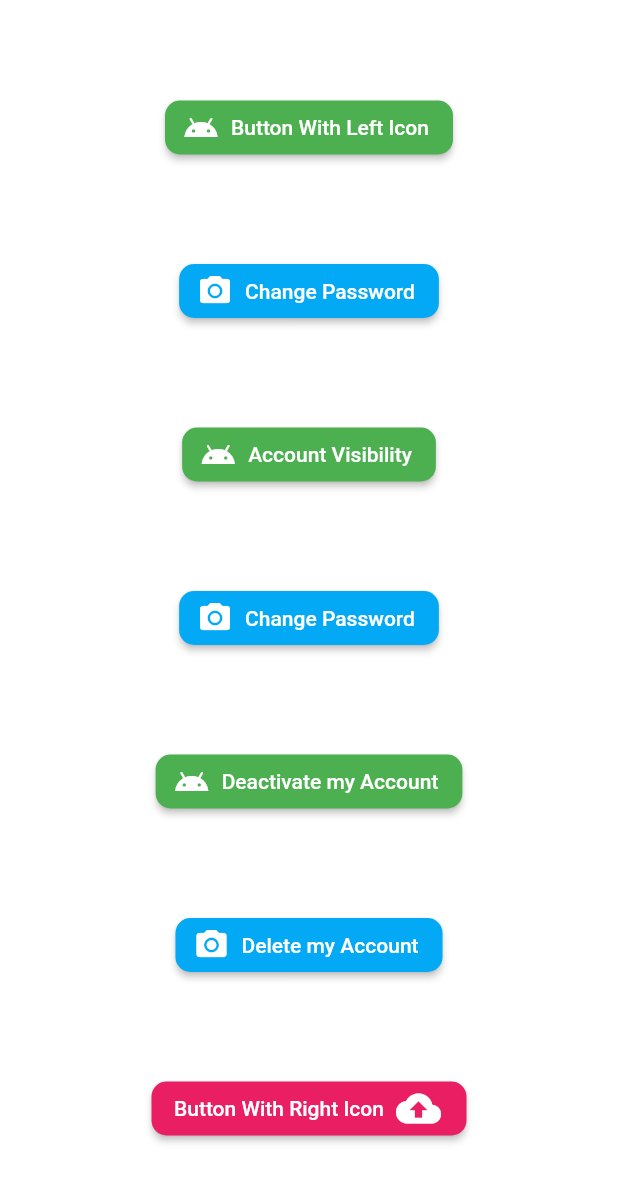
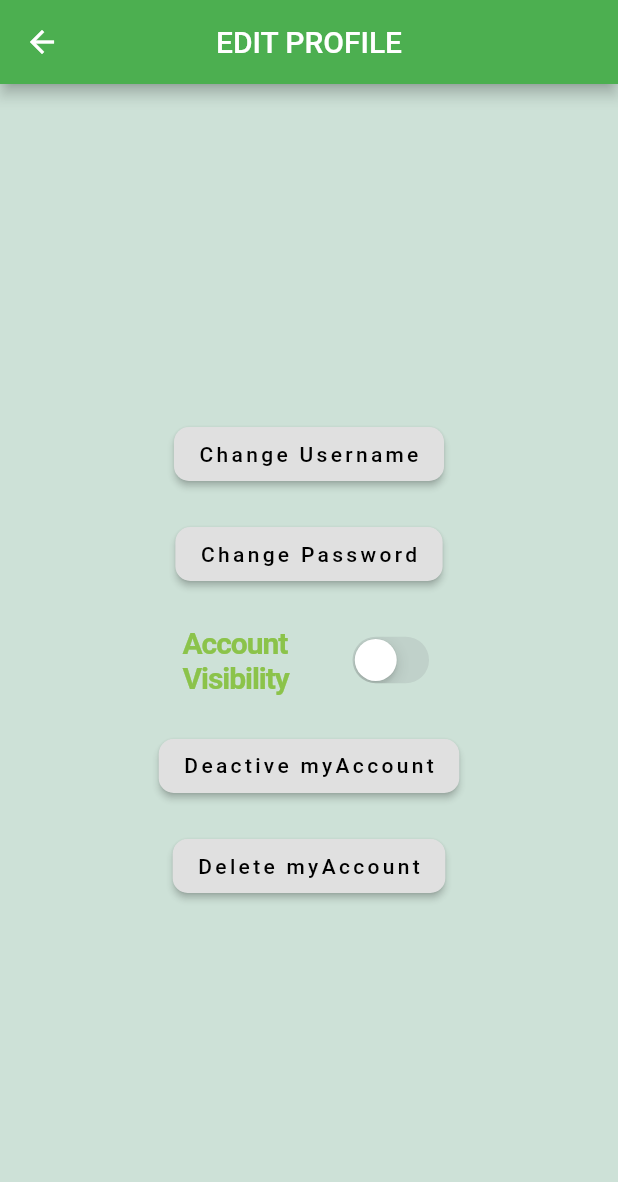
Before and after one commit to NacNaktu/CS310-App, a Flutter app: the ProfileSettings screen opened by its route, on a phone screen of 412 x 824 dp. Shown: the top 1182 px of the screen. Run offline on Flutter 3.47's test engine with Material 2 defaults, Android fonts, the phone set to English and light mode, and no system bars; our stand-ins replace email_validator, shared_preferences; accounts and stored records are empty; network calls fail.

Commit message:
recent changes

```diff
--- a/lib/objects/Post.dart
+++ b/lib/objects/Post.dart
@@ -16,11 +16,9 @@ class PostCard extends StatelessWidget {
   @override
   Widget build(BuildContext context) {
     return Card(
+
       child: Padding(
         padding: const EdgeInsets.all(20.0),
-        child: Container(
-          margin: EdgeInsets.all(16.0),
-          height: 450.0,
         child: Column(
           children: <Widget>[
             ListTile(
@@ -29,6 +27,7 @@ class PostCard extends StatelessWidget {
               subtitle: Text(post.sender.username),
             ),
             Expanded(
+              flex:1,
               child: Container(
                 decoration: BoxDecoration(
                     image: DecorationImage(
@@ -123,7 +122,6 @@ class PostCard extends StatelessWidget {
           ],
         ),
       ),
-      ),
     );
   }
 }
--- a/lib/objects/User.dart
+++ b/lib/objects/User.dart
@@ -12,6 +12,8 @@ class UserCard extends StatelessWidget {
   @override
   Widget build(BuildContext context) {
     return Card(
+      child: Container(
+        height: 80,
         child: Column(
           children: [
             ListTile(
@@ -21,6 +23,7 @@ class UserCard extends StatelessWidget {
             ),
           ],
         ),
+      ),
     );
   }
 }
--- a/lib/routes/profile_settings.dart
+++ b/lib/routes/profile_settings.dart
@@ -1,134 +1,124 @@
+
+import 'package:cs310_app/utils/color.dart';
+import 'package:cs310_app/utils/styles.dart';
+import 'package:flutter/cupertino.dart';
 import 'package:flutter/material.dart';
 
-class ProfileSettings extends StatelessWidget {
+class ProfileSettings extends StatefulWidget {
+  @override
+  _ProfileSettingsState createState() => _ProfileSettingsState();
+}
+
+class _ProfileSettingsState extends State<ProfileSettings> {
+  bool _visible = false;
 
   @override
   Widget build(BuildContext context) {
     return Scaffold(
-        backgroundColor: Colors.white,
+        backgroundColor: AppColors.background,
+        appBar: AppBar(
+          backgroundColor: AppColors.appBarColour,
+          title: Text("EDIT PROFILE"),
+          centerTitle: true,
+        ),
         body: Center(
+          child: Container(
+            color: Colors.transparent,
+            height: 400,
+            padding: EdgeInsets.all(20),
+
+
             child: Column(
               mainAxisAlignment: MainAxisAlignment.spaceEvenly,
+              crossAxisAlignment: CrossAxisAlignment.center,
+
               children: <Widget>[
 
                 // ignore: deprecated_member_use
-                RaisedButton.icon(
-                  onPressed: () {
-                    print('Change Username');
-                  },
+                RaisedButton(
+                  onPressed: () {},
                   shape: RoundedRectangleBorder(
                       borderRadius: BorderRadius.all(Radius.circular(10.0))),
-                  label: Text('Button With Left Icon',
-                    style: TextStyle(color: Colors.white),),
-                  icon: Icon(Icons.android, color: Colors.white,),
-                  textColor: Colors.white,
-                  splashColor: Colors.red,
-                  color: Colors.green,),
+                  child: Text("Change Username",
+                    style: TextStyle(
+                      fontSize: 14,
+                      color: Colors.black,
+                      letterSpacing: 2.2,
+                    ),
+                  ),
 
 
-                RaisedButton.icon(
-                  onPressed: () {
-                    print('Button Clicked.');
-                  },
+                ),
+                RaisedButton(
+                  onPressed: () {},
                   shape: RoundedRectangleBorder(
-                      borderRadius: BorderRadius.all(Radius.circular(10.0))),
-                  label: Text('Change Password',
-                    style: TextStyle(color: Colors.white),),
-                  icon: Icon(Icons.camera_alt, color: Colors.white,),
-                  textColor: Colors.white,
-                  splashColor: Colors.red,
-                  color: Colors.lightBlue,),
+                      borderRadius: BorderRadius.all(
+                          Radius.circular(10.0))),
+                  child: Text('Change Password',
+                    style: TextStyle(fontSize: 14,
+                      color: Colors.black,
+                      letterSpacing: 2.2,
+                    ),
+                  ),
+                ),
 
-                RaisedButton.icon(
-                  onPressed: () {
-                    print('Change Username');
-                  },
-                  shape: RoundedRectangleBorder(
-                      borderRadius: BorderRadius.all(Radius.circular(10.0))),
-                  label: Text('Account Visibility',
-                    style: TextStyle(color: Colors.white),),
-                  icon: Icon(Icons.android, color: Colors.white,),
-                  textColor: Colors.white,
-                  splashColor: Colors.red,
-                  color: Colors.green,),
+                MergeSemantics(
+                  child: Container(
+                    width: 200,
+                    child: ListTile(
+                      title: Text('Account Visibility',
+                        style: mainTextStyle,),
 
-                RaisedButton.icon(
-                  onPressed: () {
-                    print('Button Clicked.');
-                  },
-                  shape: RoundedRectangleBorder(
-                      borderRadius: BorderRadius.all(Radius.circular(10.0))),
-                  label: Text('Change Password',
-                    style: TextStyle(color: Colors.white),),
-                  icon: Icon(Icons.camera_alt, color: Colors.white,),
-                  textColor: Colors.white,
-                  splashColor: Colors.red,
-                  color: Colors.lightBlue,),
-
-                RaisedButton.icon(
-                  onPressed: () {
-                    print('Change Username');
-                  },
-                  shape: RoundedRectangleBorder(
-                      borderRadius: BorderRadius.all(Radius.circular(10.0))),
-                  label: Text('Deactivate my Account',
-                    style: TextStyle(color: Colors.white),),
-                  icon: Icon(Icons.android, color: Colors.white,),
-                  textColor: Colors.white,
-                  splashColor: Colors.red,
-                  color: Colors.green,),
-
-                RaisedButton.icon(
-                  onPressed: () {
-                    print('Button Clicked.');
-                  },
-                  shape: RoundedRectangleBorder(
-                      borderRadius: BorderRadius.all(Radius.circular(10.0))),
-                  label: Text('Delete my Account',
-                    style: TextStyle(color: Colors.white),),
-                  icon: Icon(Icons.camera_alt, color: Colors.white,),
-                  textColor: Colors.white,
-                  splashColor: Colors.red,
-                  color: Colors.lightBlue,),
+                      trailing: CupertinoSwitch(
+                        value: _visible,
+                        onChanged: (bool value) {
+                          setState(() {
+                            _visible = value;
+                          });
+                        },
+                      ),
+                      onTap: () {
+                        setState(() {
+                          _visible = !_visible;
+                        });
+                      },
+                    ),
+                  ),
+                ),
 
 
-                Container(
-                    width: 210,
-                    child: RaisedButton(
-                        shape: RoundedRectangleBorder(
-                            borderRadius: BorderRadius.all(
-                                Radius.circular(10.0))),
-                        onPressed: () {
-                          print('Button Clicked.');
-                        },
-                        textColor: Colors.white,
-                        color: Colors.pink,
-                        padding: EdgeInsets.fromLTRB(5, 0, 5, 0),
-                        child: Padding(
-                            padding: EdgeInsets.fromLTRB(0, 0, 0, 0),
-                            child: Row(
-                              crossAxisAlignment: CrossAxisAlignment.center,
-                              children: <Widget>[
+                RaisedButton(
+                  onPressed: () {},
+                  shape: RoundedRectangleBorder(
+                      borderRadius: BorderRadius.all(
+                          Radius.circular(10.0))),
+                  child: Text('Deactive myAccount',
+                    style: TextStyle(fontSize: 14,
+                      color: Colors.black,
+                      letterSpacing: 2.2,
+                    ),
+                  ),
 
-                                Container(
-                                  color: Colors.pink,
-                                  padding: EdgeInsets.fromLTRB(10, 4, 4, 4),
-                                  child: Text('Button With Right Icon',
-                                    style: TextStyle(color: Colors.white),),
-                                ),
+                ),
 
-                                Padding(
-                                  padding: EdgeInsets.fromLTRB(4, 0, 10, 0),
-                                  child: Icon(
-                                    Icons.backup,
-                                    color: Colors.white,
-                                    size: 30,
-                                  ),
-                                ),
-                              ],
-                            ))))
-              ],)
-        )
+                RaisedButton(
+                  onPressed: () {},
+                  shape: RoundedRectangleBorder(
+                      borderRadius: BorderRadius.all(
+                          Radius.circular(10.0))),
+                  child: Text('Delete myAccount',
+                    style: TextStyle(fontSize: 14,
+                      color: Colors.black,
+                      letterSpacing: 2.2,
+                    ),
+                  ),
+                ),
+
+
+              ],
+            ),
+          ),
+        ),
     );
   }
 }
```
Also changed, not shown: lib/models/post_card.dart (deleted, +0 -117 lines), lib/routes/feed.dart (+28 -5 lines), lib/routes/profile.dart (+32 -36 lines), lib/routes/search.dart (+26 -1 lines), lib/utils/classes.dart (+36 -27 lines), lib/utils/grid_view.dart (+33 -2 lines). Lines whose indentation alone changed are shown as unchanged.
